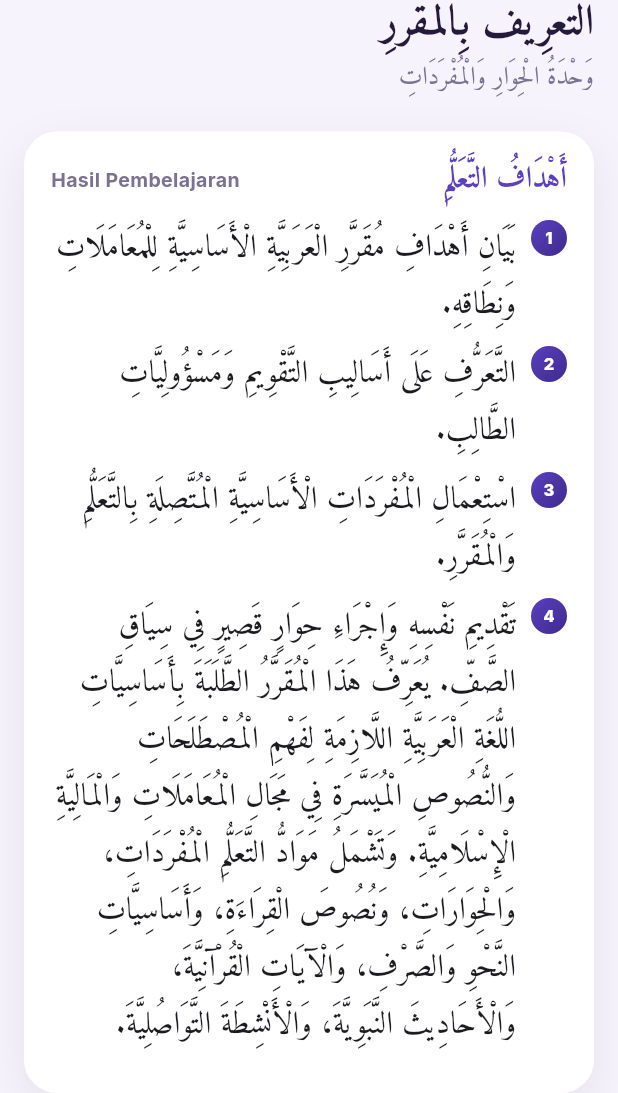
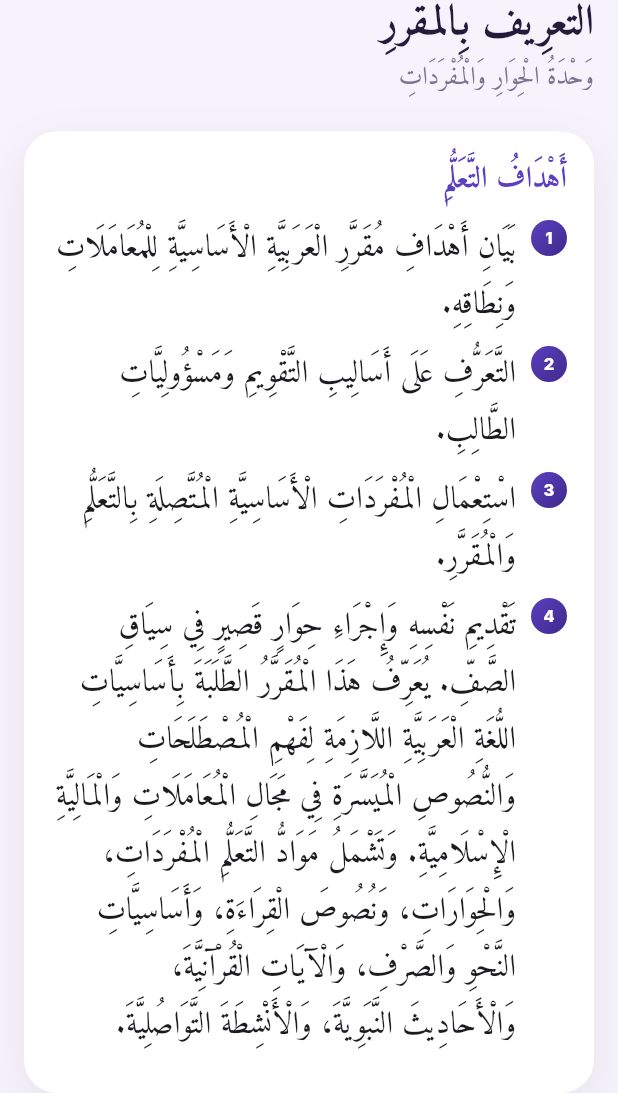
Before and after one commit to muzzammilKIAS/umt3033_flutter, a Flutter app: the screen it shows after launch, after a tap on an icon or button, on a phone screen of 412 x 824 dp, the part 143-1236 px from its top. Run offline on Flutter 3.47's test engine with Material 3 defaults, Android fonts, the phone set to English and light mode, and no system bars; our stand-ins replace flutter_tts, just_audio, shared_preferences.

Commit message:
Collapse sidebar to icons, declutter dashboard, Arabic CTA, Amiri font fixes
- Sidebar (wide screens) now collapses to icon-only (76px) and expands to
  full width with labels only on hover, instead of always being fully
  expanded.
- Remove the redundant Malay half-labels on Mauqif/Ahdaf section headers
  and the dashboard unit-list header (Arabic label now stands alone).
- Remove the "مُقَرَّرٌ تَفَاعُلِيٌّ" eyebrow chip and the course
  title/code/author lines from the dashboard hero card; move that
  course/author info to a small copyright footer at the bottom of the
  dashboard instead.
- Hero CTA button now reads "اِبْدَأِ التَّعَلُّمَ" / "وَاصِلِ التَّعَلُّمَ"
  (Arabic) instead of the Malay "Mula/Sambung Belajar".
- Fix several Arabic text runs (dialogue speaker name, ayah/hadith source
  citation, pair-practice conditions, the open-exercise answer field)
  that were missing fontFamily: 'Amiri' and rendering in the default
  Latin body font instead.

Co-Authored-By: Claude Sonnet 5 <noreply@anthropic.com>

```diff
--- a/lib/main.dart
+++ b/lib/main.dart
@@ -99,6 +99,7 @@ class MainShell extends StatefulWidget {
 
 class _MainShellState extends State<MainShell> {
   int _currentIndex = 0;
+  bool _sidebarExpanded = false;
 
   void _navigateToUnit(int unitId) {
     Navigator.push(
@@ -127,11 +128,19 @@ class _MainShellState extends State<MainShell> {
         backgroundColor: tokens.mist,
         body: Row(
           children: [
-            // Branded sidebar for wide screens
-            Container(
-              width: 240,
+            // Branded sidebar for wide screens: icon-only, expands on hover
+            MouseRegion(
+              onEnter: (_) => setState(() => _sidebarExpanded = true),
+              onExit: (_) => setState(() => _sidebarExpanded = false),
+              child: AnimatedContainer(
+                duration: const Duration(milliseconds: 200),
+                curve: Curves.easeOutCubic,
+                width: _sidebarExpanded ? 240 : 76,
                 margin: const EdgeInsets.fromLTRB(16, 16, 8, 16),
-              padding: const EdgeInsets.symmetric(vertical: 20, horizontal: 14),
+                padding: EdgeInsets.symmetric(
+                  vertical: 20,
+                  horizontal: _sidebarExpanded ? 14 : 10,
+                ),
                 decoration: BoxDecoration(
                   color: tokens.card,
                   borderRadius: BorderRadius.circular(24),
@@ -141,6 +150,9 @@ class _MainShellState extends State<MainShell> {
                   crossAxisAlignment: CrossAxisAlignment.stretch,
                   children: [
                     Row(
+                      mainAxisAlignment: _sidebarExpanded
+                          ? MainAxisAlignment.start
+                          : MainAxisAlignment.center,
                       children: [
                         Container(
                           width: 40,
@@ -149,7 +161,10 @@ class _MainShellState extends State<MainShell> {
                             gradient: LinearGradient(
                               begin: Alignment.topLeft,
                               end: Alignment.bottomRight,
-                            colors: [tokens.heroGradientStart, tokens.heroGradientEnd],
+                              colors: [
+                                tokens.heroGradientStart,
+                                tokens.heroGradientEnd,
+                              ],
                             ),
                             borderRadius: BorderRadius.circular(12),
                           ),
@@ -166,6 +181,7 @@ class _MainShellState extends State<MainShell> {
                             ),
                           ),
                         ),
+                        if (_sidebarExpanded) ...[
                           const SizedBox(width: 12),
                           Expanded(
                             child: Text(
@@ -179,6 +195,7 @@ class _MainShellState extends State<MainShell> {
                             ),
                           ),
                         ],
+                      ],
                     ),
                     const SizedBox(height: 28),
                     _sidebarItem(
@@ -187,6 +204,7 @@ class _MainShellState extends State<MainShell> {
                       selectedIcon: Icons.dashboard,
                       label: 'Dashboard',
                       index: 0,
+                      expanded: _sidebarExpanded,
                     ),
                     const SizedBox(height: 6),
                     _sidebarItem(
@@ -195,6 +213,7 @@ class _MainShellState extends State<MainShell> {
                       selectedIcon: Icons.menu_book,
                       label: 'Glosari',
                       index: 1,
+                      expanded: _sidebarExpanded,
                     ),
                     const SizedBox(height: 6),
                     _sidebarItem(
@@ -203,6 +222,7 @@ class _MainShellState extends State<MainShell> {
                       selectedIcon: Icons.search,
                       label: 'Cari',
                       index: 2,
+                      expanded: _sidebarExpanded,
                     ),
                     const SizedBox(height: 6),
                     _sidebarItem(
@@ -211,8 +231,10 @@ class _MainShellState extends State<MainShell> {
                       selectedIcon: Icons.settings,
                       label: 'Tetapan',
                       index: 3,
+                      expanded: _sidebarExpanded,
                     ),
                   ],
+                ),
               ),
             ),
             // Main content
@@ -264,6 +286,7 @@ class _MainShellState extends State<MainShell> {
     required IconData selectedIcon,
     required String label,
     required int index,
+    required bool expanded,
   }) {
     final tokens = context.tokens;
     final selected = _currentIndex == index;
@@ -274,7 +297,10 @@ class _MainShellState extends State<MainShell> {
         onTap: () => setState(() => _currentIndex = index),
         child: AnimatedContainer(
           duration: const Duration(milliseconds: 200),
-          padding: const EdgeInsets.symmetric(horizontal: 14, vertical: 12),
+          padding: EdgeInsets.symmetric(
+            horizontal: expanded ? 14 : 0,
+            vertical: 12,
+          ),
           decoration: BoxDecoration(
             gradient: selected
                 ? LinearGradient(
@@ -284,12 +310,16 @@ class _MainShellState extends State<MainShell> {
             borderRadius: BorderRadius.circular(14),
           ),
           child: Row(
+            mainAxisAlignment: expanded
+                ? MainAxisAlignment.start
+                : MainAxisAlignment.center,
             children: [
               Icon(
                 selected ? selectedIcon : icon,
                 size: 20,
                 color: selected ? Colors.white : tokens.textSecondary,
               ),
+              if (expanded) ...[
                 const SizedBox(width: 12),
                 Text(
                   label,
@@ -301,6 +331,7 @@ class _MainShellState extends State<MainShell> {
                   ),
                 ),
               ],
+            ],
           ),
         ),
       ),
--- a/lib/screens/dashboard_screen.dart
+++ b/lib/screens/dashboard_screen.dart
@@ -71,11 +71,7 @@ class DashboardScreen extends StatelessWidget {
                 const SizedBox(height: 24),
                 _progressCard(context, storage),
                 const SizedBox(height: 28),
-                _sectionHeader(
-                  context,
-                  'فِهْرِسُ الْوَحَدَاتِ',
-                  'Senarai Unit Pembelajaran',
-                ),
+                _sectionHeader(context, 'فِهْرِسُ الْوَحَدَاتِ'),
                 const SizedBox(height: 14),
                 ...units.map(
                   (u) => Padding(
@@ -87,6 +83,8 @@ class DashboardScreen extends StatelessWidget {
                     ),
                   ),
                 ),
+                const SizedBox(height: 20),
+                _footer(context, course),
               ],
             ),
     );
@@ -119,8 +117,6 @@ class DashboardScreen extends StatelessWidget {
       child: Column(
         crossAxisAlignment: CrossAxisAlignment.start,
         children: [
-          _eyebrow('مُقَرَّرٌ تَفَاعُلِيٌّ • ١٤ وَحْدَةً'),
-          const SizedBox(height: 14),
           FittedBox(
             fit: BoxFit.scaleDown,
             alignment: AlignmentDirectional.centerEnd,
@@ -145,17 +141,6 @@ class DashboardScreen extends StatelessWidget {
               ),
             ),
           ),
-          const SizedBox(height: 8),
-          Text(
-            course?.courseTitleEn ?? 'Basic Arabic for Muamalat',
-            textDirection: TextDirection.ltr,
-            style: const TextStyle(color: Colors.white70, fontSize: 14),
-          ),
-          Text(
-            '${course?.courseCode ?? 'UMT3033'} • ${course?.authorName ?? ''}',
-            textDirection: TextDirection.ltr,
-            style: const TextStyle(color: Colors.white60, fontSize: 12),
-          ),
           const SizedBox(height: 20),
           _HeroButton(
             storage: storage,
@@ -166,24 +151,28 @@ class DashboardScreen extends StatelessWidget {
     );
   }
 
-  Widget _eyebrow(String text) {
-    return Container(
-      padding: const EdgeInsets.symmetric(horizontal: 12, vertical: 6),
-      decoration: BoxDecoration(
-        color: Colors.white.withValues(alpha: 0.14),
-        borderRadius: BorderRadius.circular(20),
-        border: Border.all(color: Colors.white.withValues(alpha: 0.3)),
-      ),
-      child: Text(
-        text,
-        textDirection: TextDirection.rtl,
-        style: const TextStyle(
-          color: Colors.white,
-          fontSize: 14,
-          fontFamily: 'Amiri',
-          fontWeight: FontWeight.w700,
+  Widget _footer(BuildContext context, CourseModel? course) {
+    final tokens = context.tokens;
+    return Column(
+      children: [
+        Text(
+          '${course?.courseCode ?? 'UMT3033'} · ${course?.authorName ?? ''}',
+          textDirection: TextDirection.ltr,
+          textAlign: TextAlign.center,
+          style: TextStyle(
+            fontSize: 11,
+            fontWeight: FontWeight.w600,
+            color: tokens.textSecondary,
+          ),
         ),
-      ),
+        const SizedBox(height: 2),
+        Text(
+          course?.courseTitleEn ?? 'Basic Arabic for Muamalat',
+          textDirection: TextDirection.ltr,
+          textAlign: TextAlign.center,
+          style: TextStyle(fontSize: 10, color: tokens.textSecondary),
+        ),
+      ],
     );
   }
 
@@ -319,8 +308,7 @@ class DashboardScreen extends StatelessWidget {
     );
   }
 
-  Widget _sectionHeader(BuildContext context, String ar, String my) {
-    final tokens = context.tokens;
+  Widget _sectionHeader(BuildContext context, String ar) {
     final scheme = Theme.of(context).colorScheme;
     return Row(
       children: [
@@ -334,18 +322,7 @@ class DashboardScreen extends StatelessWidget {
             fontWeight: FontWeight.bold,
           ),
         ),
-        const SizedBox(width: 8),
-        Expanded(
-          child: Text(
-            my,
-            textDirection: TextDirection.ltr,
-            style: TextStyle(
-              fontSize: 17,
-              fontWeight: FontWeight.w800,
-              color: tokens.textPrimary,
-            ),
-          ),
-        ),
+        const Spacer(),
         Container(
           padding: const EdgeInsets.symmetric(horizontal: 10, vertical: 5),
           decoration: BoxDecoration(
@@ -442,10 +419,14 @@ class _HeroButtonState extends State<_HeroButton> {
           label: Text(
             widget.storage.lastUnitId > 1 ||
                     widget.storage.completedUnitCount > 0
-                ? 'Sambung Belajar'
-                : 'Mula Belajar',
-            textDirection: TextDirection.ltr,
-            style: const TextStyle(fontWeight: FontWeight.w700, fontSize: 15),
+                ? 'وَاصِلِ التَّعَلُّمَ'
+                : 'اِبْدَأِ التَّعَلُّمَ',
+            textDirection: TextDirection.rtl,
+            style: const TextStyle(
+              fontFamily: 'Amiri',
+              fontWeight: FontWeight.bold,
+              fontSize: 17,
+            ),
           ),
         ),
       ),
--- a/lib/screens/unit_screen.dart
+++ b/lib/screens/unit_screen.dart
@@ -209,7 +209,7 @@ class _UnitScreenState extends State<UnitScreen> {
     );
   }
 
-  Widget _sectionLabel(BuildContext context, String ar, String my) {
+  Widget _sectionLabel(BuildContext context, String ar, [String my = '']) {
     final scheme = Theme.of(context).colorScheme;
     final tokens = context.tokens;
     return Padding(
@@ -226,6 +226,7 @@ class _UnitScreenState extends State<UnitScreen> {
               fontWeight: FontWeight.bold,
             ),
           ),
+          if (my.isNotEmpty) ...[
             const SizedBox(width: 8),
             Expanded(
               child: Text(
@@ -238,6 +239,7 @@ class _UnitScreenState extends State<UnitScreen> {
                 ),
               ),
             ),
+          ],
         ],
       ),
     );
@@ -320,11 +322,7 @@ class _UnitScreenState extends State<UnitScreen> {
       child: Column(
         crossAxisAlignment: CrossAxisAlignment.start,
         children: [
-          _sectionLabel(
-            context,
-            'مَوْقِفٌ تَعَلُّمِيٌّ',
-            'Konteks Pembelajaran',
-          ),
+          _sectionLabel(context, 'مَوْقِفٌ تَعَلُّمِيٌّ'),
           Container(
             padding: const EdgeInsets.all(12),
             decoration: BoxDecoration(
@@ -344,11 +342,7 @@ class _UnitScreenState extends State<UnitScreen> {
       child: Column(
         crossAxisAlignment: CrossAxisAlignment.start,
         children: [
-          _sectionLabel(
-            context,
-            'أَهْدَافُ التَّعَلُّمِ',
-            'Hasil Pembelajaran',
-          ),
+          _sectionLabel(context, 'أَهْدَافُ التَّعَلُّمِ'),
           ...unit.outcomes.asMap().entries.map(
             (e) => Padding(
               padding: const EdgeInsets.only(bottom: 8),
@@ -611,8 +605,9 @@ class _UnitScreenState extends State<UnitScreen> {
                         d.speakerAr,
                         textDirection: TextDirection.rtl,
                         style: TextStyle(
-                          fontSize: 11,
-                          fontWeight: FontWeight.w800,
+                          fontFamily: 'Amiri',
+                          fontSize: 13,
+                          fontWeight: FontWeight.bold,
                           color: tokens.textSecondary,
                         ),
                       ),
@@ -694,6 +689,7 @@ class _UnitScreenState extends State<UnitScreen> {
               textDirection: TextDirection.rtl,
               textAlign: TextAlign.right,
               style: TextStyle(
+                fontFamily: 'Amiri',
                 color: tokens.textSecondary,
                 fontSize: 13,
                 height: 1.6,
@@ -946,7 +942,11 @@ class _UnitScreenState extends State<UnitScreen> {
             Text(
               unit.ayahSource,
               textDirection: TextDirection.rtl,
-              style: TextStyle(fontSize: 12, color: tokens.textSecondary),
+              style: TextStyle(
+                fontFamily: 'Amiri',
+                fontSize: 12,
+                color: tokens.textSecondary,
+              ),
             ),
           ],
           if (unit.ayahMaksud.isNotEmpty) ...[
@@ -1022,7 +1022,11 @@ class _UnitScreenState extends State<UnitScreen> {
             Text(
               unit.hadithSource,
               textDirection: TextDirection.rtl,
-              style: TextStyle(fontSize: 12, color: tokens.textSecondary),
+              style: TextStyle(
+                fontFamily: 'Amiri',
+                fontSize: 12,
+                color: tokens.textSecondary,
+              ),
             ),
           ],
           if (unit.hadithMaksud.isNotEmpty) ...[
@@ -1276,6 +1280,7 @@ class _OpenExerciseState extends State<_OpenExercise> {
           controller: _controller,
           textDirection: TextDirection.rtl,
           maxLines: 3,
+          style: const TextStyle(fontFamily: 'Amiri', fontSize: 18),
           decoration: const InputDecoration(hintText: 'Tulis jawapan anda...'),
         ),
         const SizedBox(height: 6),
```
Lines whose indentation alone changed are shown as unchanged.
